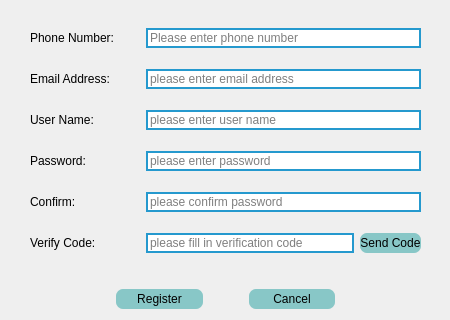
Before: the Qt Designer form Base/QTGUI/Resources/UI/qSlicerSignUpForm.ui in MikhayEeer/MedAI, drawn with Qt 5.
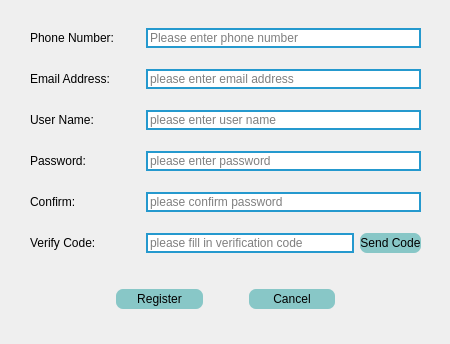
After: the same form once the commit is applied. Icons and pictures are not drawn.

Patch:
```diff
--- a/Base/QTGUI/Resources/UI/qSlicerSignUpForm.ui
+++ b/Base/QTGUI/Resources/UI/qSlicerSignUpForm.ui
@@ -7,7 +7,7 @@
     <x>0</x>
     <y>0</y>
     <width>450</width>
-    <height>320</height>
+    <height>344</height>
    </rect>
   </property>
   <property name="sizePolicy">
```
